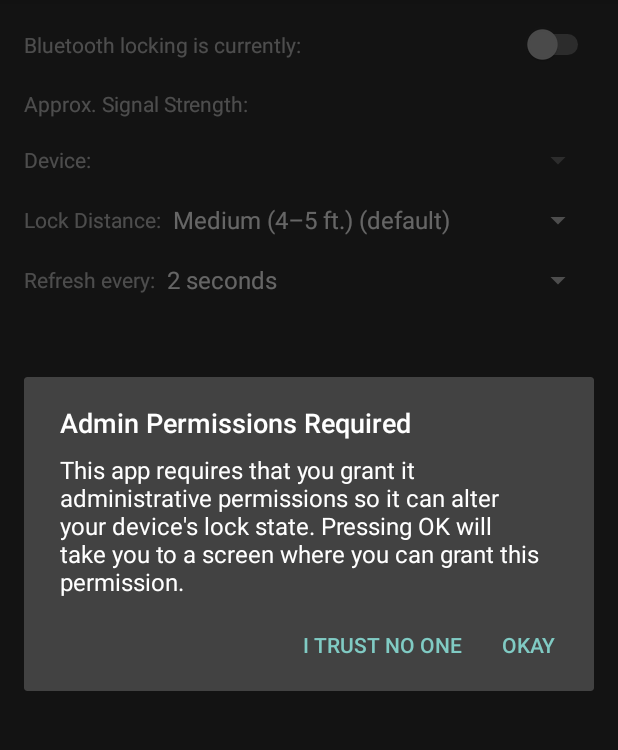
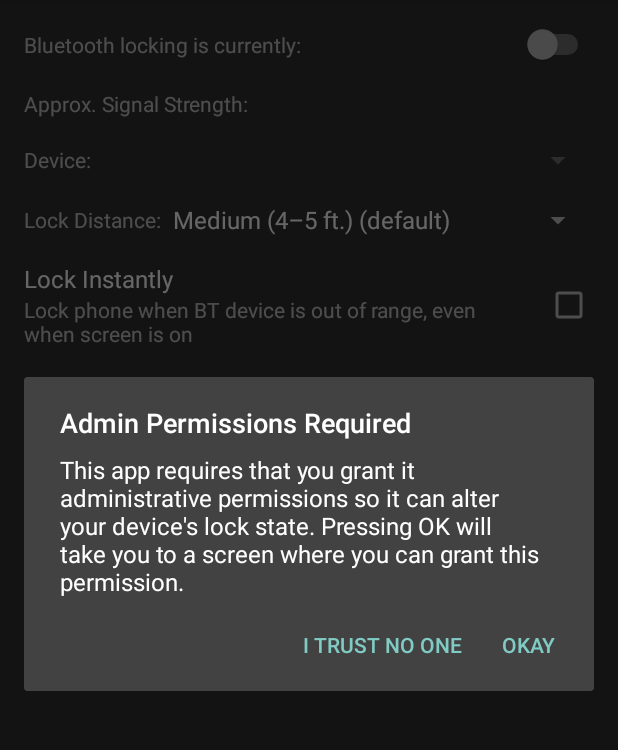
Before and after one commit to cjmoran/Bluetooth-Proximity-Lock, an Android app: the fragment BluetoothFragment shown on its own in the app's theme, on a phone screen of 412 x 824 dp, the part 84-834 px from its top. Run offline under Robolectric (Android 15) with nearby library versions, the phone set to English and light mode, and no system bars; 5 statements that could not run were skipped.

Commit message:
Implemented instant locking.
Also replaced BetterSwitch with BetterCompoundButton, which can also be used for "BetterCheckbox"es.

```diff
--- a/Bluetooth Proximity Lock/src/main/java/com/javadog/bluetoothproximitylock/BluetoothFragment.java
+++ b/Bluetooth Proximity Lock/src/main/java/com/javadog/bluetoothproximitylock/BluetoothFragment.java
@@ -41,12 +41,13 @@ import android.view.View;
 import android.view.ViewGroup;
 import android.widget.AdapterView;
 import android.widget.ArrayAdapter;
+import android.widget.CheckBox;
 import android.widget.CompoundButton;
 import android.widget.Spinner;
 import android.widget.Switch;
 import android.widget.TextView;
 
-import com.javadog.bluetoothproximitylock.helpers.BetterSwitch;
+import com.javadog.bluetoothproximitylock.helpers.BetterCompoundButton;
 import com.javadog.bluetoothproximitylock.helpers.BluetoothManager;
 import com.javadog.bluetoothproximitylock.helpers.DeviceLockManager;
 
@@ -60,16 +61,18 @@ public class BluetoothFragment extends Fragment implements
 		CompoundButton.OnCheckedChangeListener, AdapterView.OnItemSelectedListener {
 	public final static String PREF_BT_DEVICE_ADDRESS = "btDeviceAddress";
 	public final static String PREF_LOCK_DISTANCE = "lockDistance";
+	public final static String PREF_INSTANT_LOCK = "instantLock";
 	public final static String PREF_REFRESH_INTERVAL = "refreshInterval";
 	final static int REQUEST_CODE_ENABLE_ADMIN = 984;
 	final static int REQUEST_CODE_ENABLE_BT = 873;
 
 	protected static LocalBroadcastReceiver ssReceiver;
-	protected static BetterSwitch serviceToggle;
+	protected static BetterCompoundButton<Switch> serviceToggle;
 	protected static TextView signalStrengthView;
 	protected static Spinner deviceChooser;
 	protected Set<BluetoothDevice> devicesSet;
 	protected static Spinner lockDistance;
+	protected static BetterCompoundButton<CheckBox> lockInstantly;
 	protected static Spinner refreshIntervalSpinner;
 	protected static long refreshInterval;
 	protected boolean serviceBound;
@@ -100,11 +103,13 @@ public class BluetoothFragment extends Fragment implements
 		userPrefs = PreferenceManager.getDefaultSharedPreferences(getActivity().getApplicationContext());
 
 		//Get fresh references to our views
-		serviceToggle = new BetterSwitch(getActivity(),
+		serviceToggle = new BetterCompoundButton<>(getActivity(),
 				(Switch) getView().findViewById(R.id.button_bt_service_start_stop));
 		signalStrengthView = (TextView) getView().findViewById(R.id.bt_signal_strength);
 		deviceChooser = (Spinner) getView().findViewById(R.id.bt_device_chooser);
-		lockDistance = (Spinner) getView().findViewById(R.id.bt_lock_distances); //TODO: This doesn't actually do anything yet.
+		lockDistance = (Spinner) getView().findViewById(R.id.bt_lock_distances); //TODO: This doesn't do anything yet.
+		lockInstantly = new BetterCompoundButton<>(getActivity(),
+				(CheckBox) getView().findViewById(R.id.bt_lock_instantly));
 		refreshIntervalSpinner = (Spinner) getView().findViewById(R.id.bt_refresh_interval);
 
 		//Get a reference to the local broadcast manager, and specify which intent actions we want to listen for
@@ -213,6 +218,7 @@ public class BluetoothFragment extends Fragment implements
 			}
 		}
 		lockDistance.setSelection(userPrefs.getInt(PREF_LOCK_DISTANCE, 1));
+		lockInstantly.silentlySetChecked(userPrefs.getBoolean(PREF_INSTANT_LOCK, false));
 		refreshIntervalSpinner.setSelection(userPrefs.getInt(PREF_REFRESH_INTERVAL, 1));
 
 		//Update internal copy of refresh interval based on the value in the spinner
@@ -234,8 +240,9 @@ public class BluetoothFragment extends Fragment implements
 	}
 
 	private void setupClickListeners() {
-		//Service toggle switch
+		//Toggle switches
 		serviceToggle.setOnCheckedChangeListener(this);
+		lockInstantly.setOnCheckedChangeListener(this);
 
 		Spinner[] spinners = {deviceChooser, lockDistance, refreshIntervalSpinner};
 		for(Spinner spinner : spinners) {
@@ -368,11 +375,17 @@ public class BluetoothFragment extends Fragment implements
 
 	@Override
 	public void onCheckedChanged(CompoundButton compoundButton, boolean isChecked) {
+		SharedPreferences.Editor prefsEditor = userPrefs.edit();
 		switch(compoundButton.getId()) {
 			case R.id.button_bt_service_start_stop:
 				toggleBtService(isChecked);
 				break;
+			case R.id.bt_lock_instantly:
+				//Save preference
+				prefsEditor.putBoolean(PREF_INSTANT_LOCK, isChecked);
+				break;
 		}
+		prefsEditor.apply();
 	}
 
 	/**
--- a/Bluetooth Proximity Lock/src/main/java/com/javadog/bluetoothproximitylock/SignalReaderService.java
+++ b/Bluetooth Proximity Lock/src/main/java/com/javadog/bluetoothproximitylock/SignalReaderService.java
@@ -160,7 +160,7 @@ public class SignalReaderService extends Service {
 					Log.d(MainActivity.DEBUG_TAG, "Refresh interval: " + refreshIntervalMs);
 
 					//Decide whether the device should be locked/unlocked
-					deviceLockManager.handleDeviceLock(signalStrength);
+					deviceLockManager.handleDeviceLock(getApplicationContext(), signalStrength);
 				}
 
 				//Sleep this thread for the provided time
--- a/Bluetooth Proximity Lock/src/main/java/com/javadog/bluetoothproximitylock/helpers/BetterSwitch.java
+++ /dev/null
@@ -1,51 +0,0 @@
-package com.javadog.bluetoothproximitylock.helpers;
-
-import android.content.Context;
-import android.util.AttributeSet;
-import android.widget.Switch;
-
-/**
- * Implementation of Android's Switch which can differentiate between user and programmatic changes to checked state.
- */
-public class BetterSwitch extends Switch {
-	private OnCheckedChangeListener listener = null;
-	private Switch mSwitch;
-
-	@SuppressWarnings("unused") //Used by android tools and IDE complains about it being removed...
-	public BetterSwitch(Context context, AttributeSet attrs) {
-		super(context, attrs);
-	}
-
-	public BetterSwitch(Context context, Switch switchArg) {
-		super(context);
-		mSwitch = switchArg;
-	}
-
-	@Override
-	public void setOnCheckedChangeListener(OnCheckedChangeListener listenerArg) {
-		if(listener == null || (!listener.equals(listenerArg) && listenerArg != null)) {
-			listener = listenerArg;
-		}
-		mSwitch.setOnCheckedChangeListener(listenerArg);
-	}
-
-	/**
-	 * Sets the checked state of this Switch without notifying the onCheckedChangedListener.
-	 *
-	 * @param checked Checked?
-	 */
-	public void silentlySetChecked(boolean checked) {
-		toggleListener(false);
-		mSwitch.setChecked(checked);
-		toggleListener(true);
-	}
-
-	/**
-	 * Enables/disables the onCheckedChangedListener.
-	 *
-	 * @param on On?
-	 */
-	private void toggleListener(boolean on) {
-		setOnCheckedChangeListener(on ? listener : null);
-	}
-}
--- a/Bluetooth Proximity Lock/src/main/res/layout/bt_fragment.xml
+++ b/Bluetooth Proximity Lock/src/main/res/layout/bt_fragment.xml
@@ -1,4 +1,5 @@
-<LinearLayout xmlns:android="http://schemas.android.com/apk/res/android"
+<LinearLayout
+	xmlns:android="http://schemas.android.com/apk/res/android"
 	xmlns:tools="http://schemas.android.com/tools"
 	android:orientation="vertical"
 	android:layout_width="match_parent"
@@ -79,6 +80,37 @@
 		android:orientation="horizontal"
 		android:layout_width="match_parent"
 		android:layout_height="wrap_content"
+		android:layout_marginTop="@dimen/button_top_margin">
+		<LinearLayout
+			android:orientation="vertical"
+			android:layout_width="wrap_content"
+			android:layout_height="wrap_content"
+			android:layout_weight="0.9">
+			<TextView
+				android:layout_width="wrap_content"
+				android:layout_height="wrap_content"
+				android:textAppearance="?android:attr/textAppearanceListItemSmall"
+				android:text="@string/lock_instantly"/>
+			<TextView
+				android:layout_width="match_parent"
+				android:layout_height="wrap_content"
+				android:textAppearance="?android:attr/textAppearanceSmall"
+				android:text="@string/lock_instantly_subtext"/>
+		</LinearLayout>
+		<View
+			android:layout_width="0dp"
+			android:layout_height="match_parent"
+		    android:layout_weight="0.1"/>
+		<CheckBox
+			android:id="@+id/bt_lock_instantly"
+			android:layout_width="wrap_content"
+			android:layout_height="match_parent"/>
+	</LinearLayout>
+
+	<LinearLayout
+		android:orientation="horizontal"
+		android:layout_width="match_parent"
+		android:layout_height="wrap_content"
 		android:gravity="center_vertical"
 		android:layout_marginTop="@dimen/button_top_margin">
 		<TextView
--- a/Bluetooth Proximity Lock/src/main/res/values/strings.xml
+++ b/Bluetooth Proximity Lock/src/main/res/values/strings.xml
@@ -26,13 +26,6 @@
     <string name="signal_strength">Approx. Signal Strength:\u0020</string>
 	<string name="device">Device:</string>
 
-	<string name="refresh_interval">Refresh every:</string>
-	<string-array name="refresh_intervals">
-		<item>1 second (default)</item>
-		<item>2 seconds</item>
-		<item>3 seconds</item>
-	</string-array>
-
 	<string name="lock_distance">Lock Distance:</string>
 	<string-array name="lock_distances">
 		<item>Close (1&#8211;2 ft.)</item>
@@ -41,4 +34,14 @@
 		<item>Max (Lock on device disconnect)</item>
 	</string-array>
 
+	<string name="lock_instantly">Lock Instantly</string>
+	<string name="lock_instantly_subtext">Lock phone when BT device is out of range, even when screen is on</string>
+
+	<string name="refresh_interval">Refresh every:</string>
+	<string-array name="refresh_intervals">
+		<item>1 second (default)</item>
+		<item>2 seconds</item>
+		<item>3 seconds</item>
+	</string-array>
+
 </resources>
```
Also changed, not shown: Bluetooth Proximity Lock/src/main/java/com/javadog/bluetoothproximitylock/helpers/DeviceLockManager.java (+13 -2 lines), Bluetooth Proximity Lock/src/main/java/com/javadog/bluetoothproximitylock/test/BluetoothManagerTest.java (+2 -0 lines), Bluetooth Proximity Lock/src/main/java/com/javadog/bluetoothproximitylock/test/DeviceLockManagerTest.java (+6 -1 lines). Lines whose indentation alone changed are shown as unchanged.
